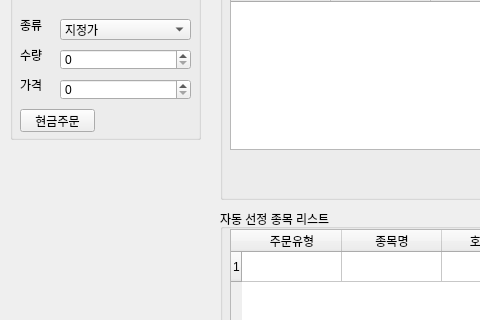
Before: the Qt Designer form pytrader.ui in emeraldgoose/kiwoomPytrader, drawn with Qt 5; both pictures show x 0 to 480 and y 181 to 501 of the 877 by 675 pixel window.
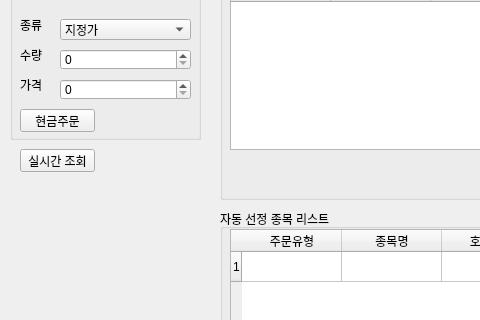
After: the same form once the commit is applied. Icons and pictures are not drawn.

Diff of the .ui file:
```diff
--- a/pytrader.ui
+++ b/pytrader.ui
@@ -425,6 +425,19 @@
      </column>
     </widget>
    </widget>
+   <widget class="QPushButton" name="pushButton_3">
+    <property name="geometry">
+     <rect>
+      <x>20</x>
+      <y>330</y>
+      <width>75</width>
+      <height>23</height>
+     </rect>
+    </property>
+    <property name="text">
+     <string>실시간 조회</string>
+    </property>
+   </widget>
   </widget>
   <widget class="QMenuBar" name="menubar">
    <property name="geometry">
```
